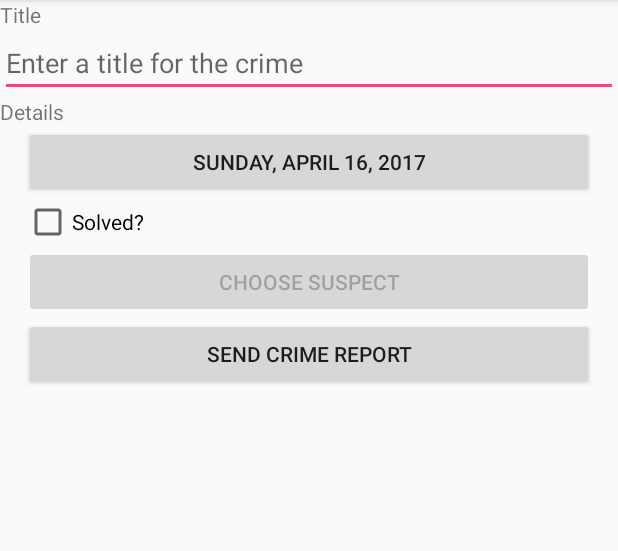
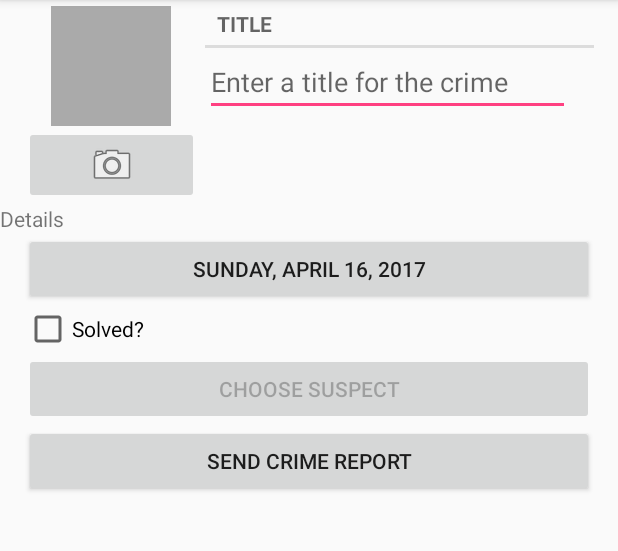
Before and after one commit to M0N3/CriminalIntent, an Android app: the screen it shows after launch (CrimePagerActivity), after a tap on "New Crime", on a phone screen of 412 x 824 dp, the part 84-635 px from its top. Run offline under Robolectric (Android 15) with nearby library versions, the phone set to English and light mode, and no system bars; our stand-ins replace ButterKnife; 2 statements that could not run were skipped.

Commit message:
Added opportunity to create crime photo.

```diff
--- a/app/src/main/java/com/example/illum/criminalintent/Crime.java
+++ b/app/src/main/java/com/example/illum/criminalintent/Crime.java
@@ -35,6 +35,10 @@ public class Crime {
         mSuspect = suspect;
     }
 
+    public String getPhotoFilename() {
+        return "IMG_" + getId().toString() + ".jpg";
+    }
+
     public void setDate(Date date) {
         mDate = date;
     }
--- a/app/src/main/java/com/example/illum/criminalintent/CrimeFragment.java
+++ b/app/src/main/java/com/example/illum/criminalintent/CrimeFragment.java
@@ -6,9 +6,11 @@ import android.content.DialogInterface;
 import android.content.Intent;
 import android.content.pm.PackageManager;
 import android.database.Cursor;
+import android.graphics.Bitmap;
 import android.net.Uri;
 import android.os.Bundle;
 import android.provider.ContactsContract;
+import android.provider.MediaStore;
 import android.support.annotation.Nullable;
 import android.support.v4.app.Fragment;
 import android.support.v4.app.FragmentManager;
@@ -26,7 +28,10 @@ import android.widget.Button;
 import android.widget.CheckBox;
 import android.widget.CompoundButton;
 import android.widget.EditText;
+import android.widget.ImageButton;
+import android.widget.ImageView;
 
+import java.io.File;
 import java.text.DateFormat;
 import java.util.Date;
 import java.util.UUID;
@@ -43,7 +48,9 @@ public class CrimeFragment extends Fragment {
     private static final String DIALOG_DATE = "DialogDate";
     private static final int REQUEST_DATE = 0;
     private static final int REQUEST_CONTACT = 1;
+    private static final int REQUEST_PHOTO = 2;
     private Crime mCrime;
+    private File mPhotoFile;
     private static int lastModifiedCrimePosition;
     private static boolean lastModifiedCrimeIsDeleted = false;
 
@@ -85,6 +92,8 @@ public class CrimeFragment extends Fragment {
             } finally {
                 c.close();
             }
+        } else if (requestCode == REQUEST_PHOTO) {
+            updatePhotoView();
         }
     }
 
@@ -110,6 +119,12 @@ public class CrimeFragment extends Fragment {
 
     @BindView(R.id.crime_suspect)
     Button mSuspectButton;
+
+    @BindView(R.id.crime_camera)
+    ImageButton mPhotoButton;
+
+    @BindView(R.id.crime_photo)
+    ImageView mPhotoView;
 
     public static CrimeFragment newInstance(UUID crimeId) {
         Bundle args = new Bundle();
@@ -181,6 +196,16 @@ public class CrimeFragment extends Fragment {
         }
     }
 
+    private void updatePhotoView() {
+        if (mPhotoFile == null || !mPhotoFile.exists()) {
+            mPhotoView.setImageDrawable(null);
+        } else {
+            Bitmap bitmap = PictureUtils.getScaledBitmap(
+                    mPhotoFile.getPath(), getActivity());
+            mPhotoView.setImageBitmap(bitmap);
+        }
+    }
+
     @Nullable
     @Override
     public View onCreateView(LayoutInflater inflater, @Nullable ViewGroup container, @Nullable Bundle savedInstanceState) {
@@ -219,6 +244,22 @@ public class CrimeFragment extends Fragment {
             mSuspectButton.setEnabled(false);
         }
 
+        final Intent captureImage = new Intent
+                (MediaStore.ACTION_IMAGE_CAPTURE);
+        boolean canTakePhoto = mPhotoFile != null &&
+                captureImage.resolveActivity(packageManager) != null;
+        mPhotoButton.setEnabled(canTakePhoto);
+        if (canTakePhoto) {
+            Uri uri = Uri.fromFile(mPhotoFile);
+            captureImage.putExtra(MediaStore.EXTRA_OUTPUT, uri);
+        }
+        mPhotoButton.setOnClickListener(new View.OnClickListener() {
+            @Override
+            public void onClick(View v) {
+                startActivityForResult(captureImage, REQUEST_PHOTO);
+            }
+        });
+        updatePhotoView();
         mTitleField.addTextChangedListener(new TextWatcher() {
             @Override
             public void beforeTextChanged(CharSequence s, int start, int count, int after) {
@@ -271,7 +312,7 @@ public class CrimeFragment extends Fragment {
         super.onCreate(savedInstanceState);
         UUID crimeId = (UUID) getArguments().getSerializable(ARG_CRIME_ID);
         mCrime = CrimeLab.get(getActivity()).getCrime(crimeId);
-
+        mPhotoFile = CrimeLab.get(getActivity()).getPhotoFile(mCrime);
         setHasOptionsMenu(true);
     }
 }
--- a/app/src/main/java/com/example/illum/criminalintent/CrimeLab.java
+++ b/app/src/main/java/com/example/illum/criminalintent/CrimeLab.java
@@ -4,11 +4,13 @@ import android.content.ContentValues;
 import android.content.Context;
 import android.database.Cursor;
 import android.database.sqlite.SQLiteDatabase;
+import android.os.Environment;
 
 import com.example.illum.criminalintent.database.CrimeBaseHelper;
 import com.example.illum.criminalintent.database.CrimeCursorWrapper;
 import com.example.illum.criminalintent.database.CrimeDbSchema;
 
+import java.io.File;
 import java.util.ArrayList;
 import java.util.List;
 import java.util.UUID;
@@ -44,6 +46,15 @@ public class CrimeLab {
     public void addCrime(Crime c) {
         ContentValues values = getContentValues(c);
         mDatabase.insert(CrimeTable.NAME, null, values);
+    }
+
+    public File getPhotoFile(Crime crime) {
+        File externalFilesDir = mContext
+                .getExternalFilesDir(Environment.DIRECTORY_PICTURES);
+        if (externalFilesDir == null) {
+            return null;
+        }
+        return new File(externalFilesDir, crime.getPhotoFilename());
     }
 
     public List<Crime> getCrimes() {
--- a/app/src/main/res/layout-land/fragment_crime.xml
+++ b/app/src/main/res/layout-land/fragment_crime.xml
@@ -4,17 +4,7 @@
               android:layout_height="match_parent"
               android:orientation="vertical">
 
-    <TextView
-        android:layout_width="match_parent"
-        android:layout_height="wrap_content"
-        android:text="@string/crime_title_label"
-        />
-
-    <EditText
-        android:id="@+id/crime_title"
-        android:layout_width="match_parent"
-        android:layout_height="wrap_content"
-        android:hint="@string/crime_tittle_hint"/>
+    <include layout="@layout/view_camera_and_title"/>
 
     <TextView
         android:layout_width="match_parent"
--- a/app/src/main/res/layout/fragment_crime.xml
+++ b/app/src/main/res/layout/fragment_crime.xml
@@ -4,17 +4,7 @@
               android:layout_height="match_parent"
               android:orientation="vertical">
 
-    <TextView
-        android:layout_width="match_parent"
-        android:layout_height="wrap_content"
-        android:text="@string/crime_title_label"
-        />
-
-    <EditText
-        android:id="@+id/crime_title"
-        android:layout_width="match_parent"
-        android:layout_height="wrap_content"
-        android:hint="@string/crime_tittle_hint"/>
+    <include layout = "@layout/view_camera_and_title"/>
 
     <TextView
         android:layout_width="match_parent"
--- /dev/null
+++ b/app/src/main/res/layout/view_camera_and_title.xml
@@ -0,0 +1,55 @@
+<?xml version="1.0" encoding="utf-8"?>
+<LinearLayout xmlns:android="http://schemas.android.com/apk/res/android"
+              android:layout_width="match_parent"
+              android:layout_height="wrap_content"
+              android:layout_marginLeft="16dp"
+              android:layout_marginRight="16dp"
+              android:orientation="horizontal">
+
+    <LinearLayout
+        android:layout_width="wrap_content"
+        android:layout_height="wrap_content"
+        android:layout_marginRight="4dp"
+        android:layout_weight="1"
+        android:orientation="vertical">
+
+        <ImageView
+            android:id="@+id/crime_photo"
+            android:layout_width="80dp"
+            android:layout_height="80dp"
+            android:background="@android:color/darker_gray"
+            android:cropToPadding="true"
+            android:layout_gravity="center_horizontal"
+            android:scaleType="centerInside"
+            android:layout_marginTop="4dp"/>
+
+        <ImageButton
+            android:id="@+id/crime_camera"
+            android:layout_width="match_parent"
+            android:layout_height="wrap_content"
+            android:layout_gravity="center_horizontal"
+            android:src="@android:drawable/ic_menu_camera"/>
+
+    </LinearLayout>
+
+    <LinearLayout xmlns:android="http://schemas.android.com/apk/res/android"
+                  android:layout_width="wrap_content"
+                  android:layout_height="wrap_content"
+                  android:layout_weight="1"
+                  android:orientation="vertical">
+
+        <TextView
+            style="?android:listSeparatorTextViewStyle"
+            android:layout_width="match_parent"
+            android:layout_height="wrap_content"
+            android:text="@string/crime_title_label"/>
+
+        <EditText
+            android:layout_width="match_parent"
+            android:layout_height="wrap_content"
+            android:layout_marginRight="16dp"
+            android:hint="@string/crime_title_hint"/>
+    </LinearLayout>
+
+
+</LinearLayout>
--- a/app/src/main/res/values/strings.xml
+++ b/app/src/main/res/values/strings.xml
@@ -1,6 +1,6 @@
 <resources>
     <string name="app_name">CriminalIntent</string>
-    <string name="crime_tittle_hint">Enter a title for the crime</string>
+    <string name="crime_title_hint">Enter a title for the crime</string>
     <string name="crime_title_label">Title</string>
     <string name="crime_details_label">Details</string>
     <string name="crime_solved_label">Solved?</string>
```
Also changed, not shown: app/src/main/AndroidManifest.xml (+9 -0 lines), app/src/main/java/com/example/illum/criminalintent/PictureUtils.java (added, +41 -0 lines).
